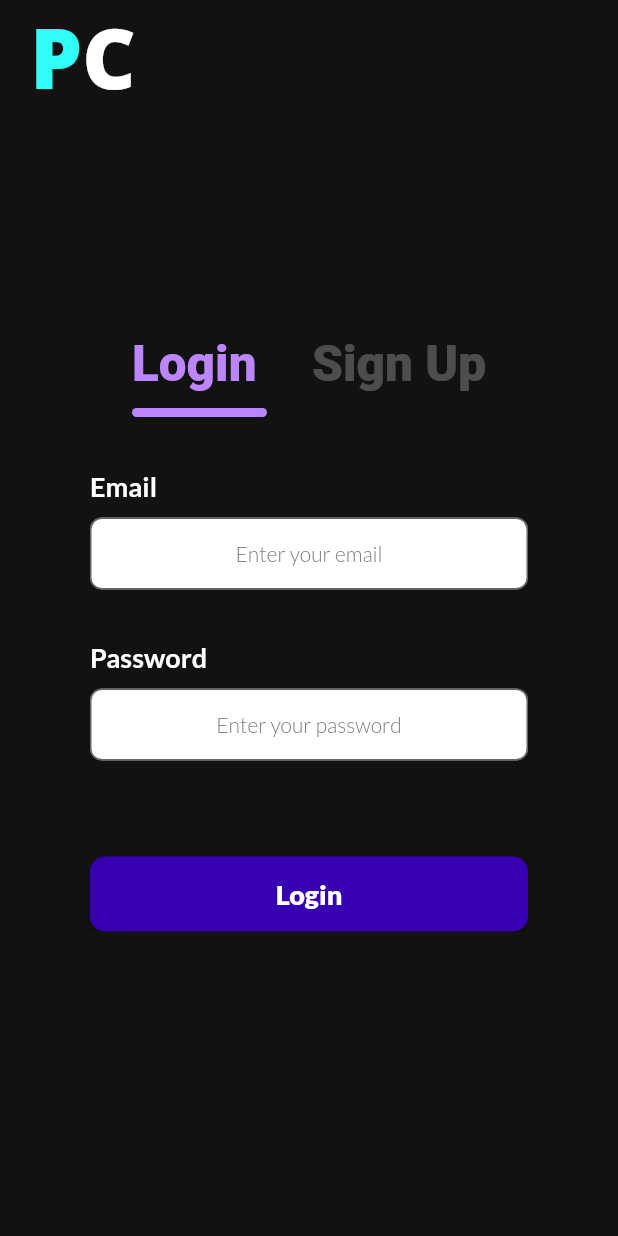
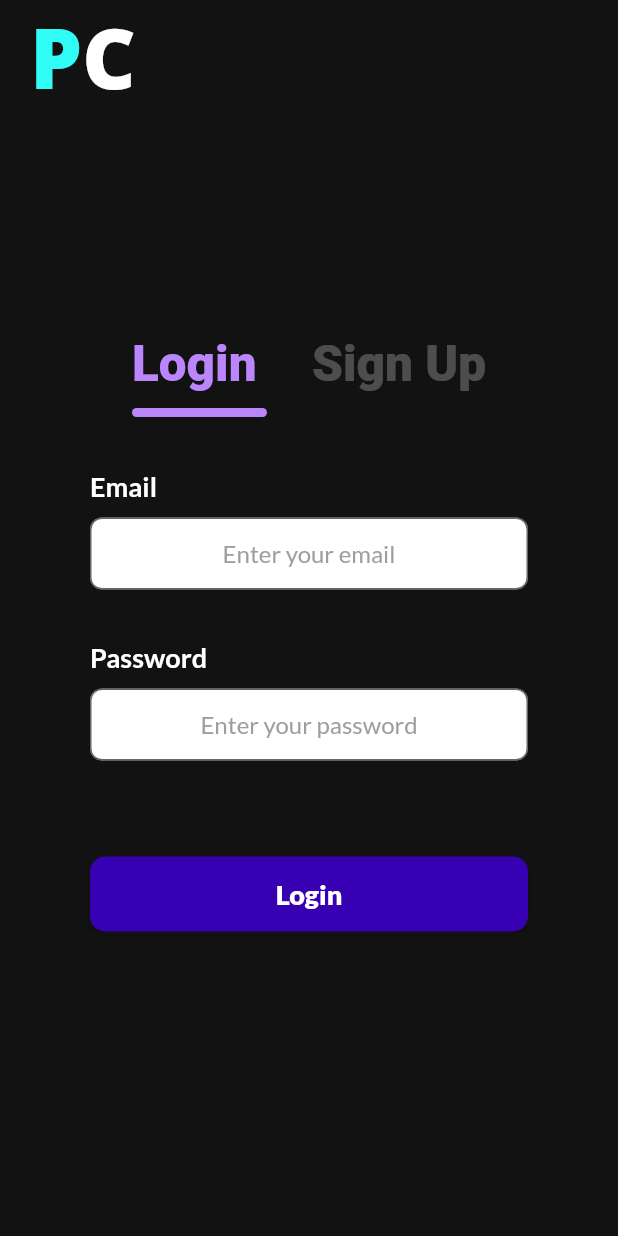
Before and after one commit to ProgRub/ProjetoSTI, a Flutter app: the screen it shows after launch, on a phone screen of 412 x 824 dp. Run offline on Flutter 3.47's test engine with Material 2 defaults, Android fonts, the phone set to English and light mode, and no system bars; our stand-ins replace device_preview, firebase_auth, firebase_core, font_awesome_flutter, google_fonts, image_picker and 3 more; missing offline and left inert: bubble_chart; accounts and stored records are empty; network calls fail.

Commit message:
Correções responsiveness

```diff
--- a/projeto_sti/lib/styles/style.dart
+++ b/projeto_sti/lib/styles/style.dart
@@ -42,9 +42,9 @@ class _TextStyle {
     fontWeight: FontWeight.w900,
   );
   final placeholder = GoogleFonts.lato(
-    fontSize: 14,
-    color: const Color.fromARGB(255, 125, 125, 125),
-    fontWeight: FontWeight.w300,
+    fontSize: 16,
+    color: Colors.grey,
+    fontWeight: FontWeight.w400,
   );
   final edit = GoogleFonts.lato(
     fontSize: 13,
@@ -93,7 +93,7 @@ class _TextStyle {
   );
 
   final userName = GoogleFonts.lato(
-    fontSize: 25,
+    fontSize: 23,
     color: Colors.grey,
     fontWeight: FontWeight.w700,
   );
```
Also changed, not shown: projeto_sti/lib/screens/chooseGenresScreen.dart (+4 -28 lines).
